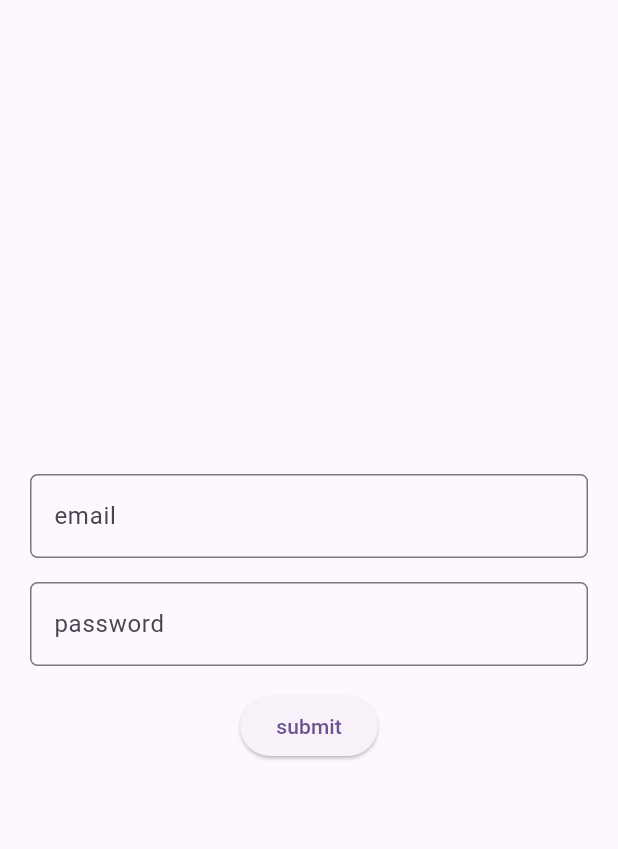
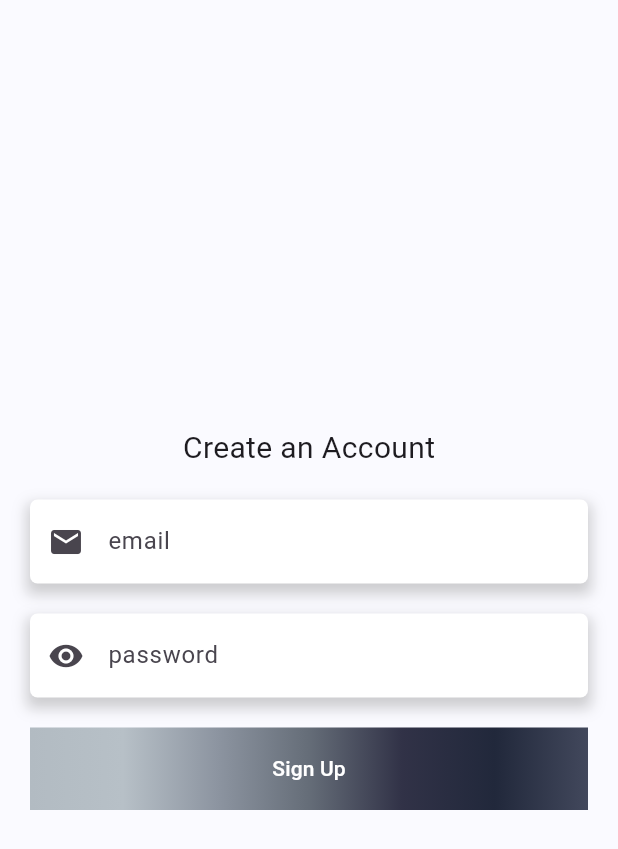
Before and after one commit to epashiq/hrm-project, a Flutter app: the screen it shows after launch, after a tap on "Sign Up", on a phone screen of 412 x 824 dp. Shown: the top 849 px of the screen. Run offline on Flutter 3.47's test engine with Material 3 defaults, Android fonts, the phone set to English and light mode, and no system bars; our stand-ins replace cloud_firestore, firebase_auth, firebase_core, flutter_riverpod, riverpod_annotation; accounts and stored records are empty; generated files the repository leaves out were written again; network calls fail.

Commit message:
sign up page completed

```diff
--- a/lib/view/pages/login_page.dart
+++ b/lib/view/pages/login_page.dart
@@ -16,7 +16,7 @@ class LoginPage extends ConsumerWidget {
   @override
   Widget build(BuildContext context, WidgetRef ref) {
     return Scaffold(
-      backgroundColor: Color(0XFFfafafaff),
+      backgroundColor: const Color(0XFFfafafaff),
       body: Padding(
         padding: const EdgeInsets.all(20),
         child: Column(
@@ -29,14 +29,14 @@ class LoginPage extends ConsumerWidget {
                   color: Colors.grey.withOpacity(0.5),
                   spreadRadius: 2,
                   blurRadius: 7,
-                  offset: Offset(0, 5),
+                  offset: const Offset(0, 5),
                 ),
               ]),
               child: TextFormField(
                 controller: emailController,
                 decoration: InputDecoration(
                     filled: true,
-                    fillColor: Color(0XFFffffffff),
+                    fillColor: const Color(0XFFffffffff),
                     prefixIcon: const Icon(Icons.mail),
                     hintText: 'email',
                     border: OutlineInputBorder(
@@ -88,7 +88,6 @@ class LoginPage extends ConsumerWidget {
                 },
                 emailController: emailController,
                 passController: passController),
-
             const SizedBox(
               height: 20,
             ),
@@ -102,7 +101,9 @@ class LoginPage extends ConsumerWidget {
             const SizedBox(
               height: 16,
             ),
-            ButtonWidget(
+            Align(
+              alignment: Alignment.centerRight,
+              child: ButtonWidget(
                   btnText: 'Sign Up',
                   onTap: () {
                     Navigator.push(
@@ -110,8 +111,8 @@ class LoginPage extends ConsumerWidget {
                         MaterialPageRoute(
                           builder: (context) => SignUpPage(),
                         ));
-                })
-
+                  }),
+            )
           ],
         ),
       ),
--- a/lib/view/pages/sign_up_page.dart
+++ b/lib/view/pages/sign_up_page.dart
@@ -2,6 +2,7 @@ import 'package:flutter/material.dart';
 import 'package:flutter_riverpod/flutter_riverpod.dart';
 import 'package:hrm_project/controller/provider/auth_provider.dart';
 import 'package:hrm_project/view/pages/login_page.dart';
+import 'package:hrm_project/view/widgets/elevated_button_widget.dart';
 
 class SignUpPage extends ConsumerWidget {
   SignUpPage({super.key});
@@ -9,47 +10,86 @@ class SignUpPage extends ConsumerWidget {
   final emailController = TextEditingController();
 
   final passController = TextEditingController();
+  final confirmPassController = TextEditingController();
 
   @override
   Widget build(BuildContext context, WidgetRef ref) {
     return Scaffold(
+      backgroundColor: Color(0XFFfafafaff),
       body: Padding(
         padding: const EdgeInsets.all(20),
         child: Column(
           mainAxisAlignment: MainAxisAlignment.center,
           crossAxisAlignment: CrossAxisAlignment.center,
           children: [
-            TextFormField(
+            const Text(
+              'Create an Account',
+              style: TextStyle(fontSize: 20),
+            ),
+            const SizedBox(
+              height: 20,
+            ),
+            Container(
+              decoration: BoxDecoration(boxShadow: [
+                BoxShadow(
+                  color: Colors.grey.withOpacity(0.5),
+                  spreadRadius: 2,
+                  blurRadius: 7,
+                  offset: const Offset(0, 5),
+                ),
+              ]),
+              child: TextFormField(
                 controller: emailController,
                 decoration: InputDecoration(
+                    prefixIcon: Icon(Icons.mail),
+                    filled: true,
+                    fillColor: const Color(0XFFffffffff),
                     hintText: 'email',
                     border: OutlineInputBorder(
-                      borderRadius: BorderRadius.circular(5))),
+                        borderRadius: BorderRadius.circular(5),
+                        borderSide: BorderSide.none)),
+              ),
             ),
             const SizedBox(
-              height: 16,
+              height: 20,
             ),
-            TextFormField(
+            Container(
+              decoration: BoxDecoration(boxShadow: [
+                BoxShadow(
+                  color: Colors.grey.withOpacity(0.5),
+                  spreadRadius: 2,
+                  blurRadius: 7,
+                  offset: const Offset(0, 5),
+                ),
+              ]),
+              child: TextFormField(
                 controller: passController,
                 decoration: InputDecoration(
+                    prefixIcon: const Icon(Icons.remove_red_eye),
+                    filled: true,
+                    fillColor: const Color(0XFFffffffff),
                     hintText: 'password',
                     border: OutlineInputBorder(
-                      borderRadius: BorderRadius.circular(5))),
+                        borderRadius: BorderRadius.circular(5),
+                        borderSide: BorderSide.none)),
+              ),
             ),
             const SizedBox(
-              height: 16,
+              height: 20,
             ),
-            ElevatedButton(
-                onPressed: () {
+            ElevatedButtonWidget(
+                btnText: 'Sign Up',
+                onTap: () {
                   ref.read(authProvider.notifier).signInWithEmailAndPassword(
                       emailController.text, passController.text, context);
                   Navigator.push(
                       context,
                       MaterialPageRoute(
-                        builder: (context) =>  LoginPage(),
+                        builder: (context) => LoginPage(),
                       ));
                 },
-                child: const Text('submit')),
+                emailController: emailController,
+                passController: passController)
           ],
         ),
       ),
--- a/lib/view/widgets/button_widget.dart
+++ b/lib/view/widgets/button_widget.dart
@@ -10,14 +10,14 @@ class ButtonWidget extends ConsumerWidget {
   final TextEditingController? passController;
 
   const ButtonWidget({
-    Key? key,
+    super.key,
     required this.btnText,
     required this.onTap,
     this.width,
     this.height,
     this.emailController,
     this.passController,
-  }) : super(key: key);
+  });
 
   @override
   Widget build(BuildContext context, WidgetRef ref) {
```
Lines whose indentation alone changed are shown as unchanged.
